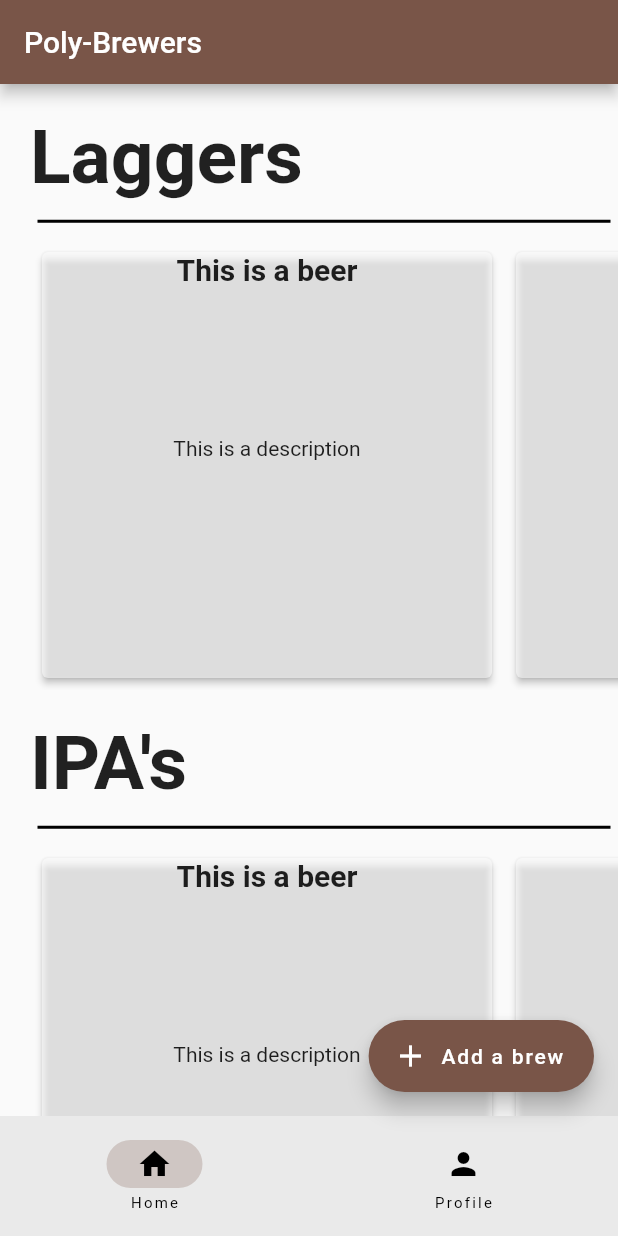
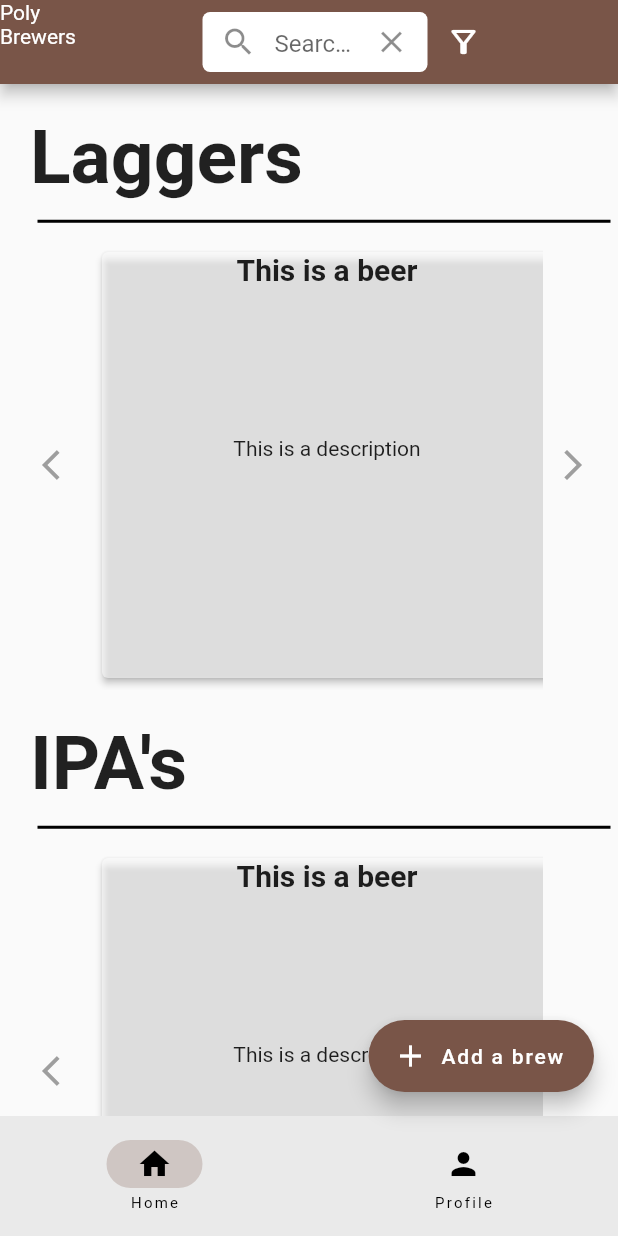
Before and after one commit to GregJans/poly_brewers, a Flutter app: the screen it shows after launch, on a phone screen of 412 x 824 dp. Run offline on Flutter 3.47's test engine with Material 2 defaults, Android fonts, the light colour scheme and no system bars; missing offline and left inert: dart:html.

Commit message:
Added search bar *no functioality yet * can clear the search bar * added filter button * slightly changed CategoryList widget

```diff
--- a/lib/category_list.dart
+++ b/lib/category_list.dart
@@ -1,3 +1,4 @@
+import 'dart:html';
 import 'dart:ui';
 
 import 'package:flutter/material.dart';
@@ -30,8 +31,26 @@ final String name;
               endIndent: 5,
           ),
 
+          Row(
+            children: [
+              InkWell(
+                onTap: () {
+                  //_animateToIndex(5);
+                  // here when i press this i want to make horizontal list of specific index to scroll
+                },
+                child: const SizedBox(
+                  height: 140,
+                  width: 40,
+                  child: Icon(
+                      Icons.arrow_back_ios,
+                      color: Colors.grey
+                  ),
+                ),
+              ),
+
               SizedBox(
                 height: 300,
+                width: MediaQuery.of(context).size.width - 110, //removing 110 to accomodate arrows
                 child: ScrollConfiguration(
                   behavior: MyCustomScrollBehavior(),
                   child: ListView.builder(
@@ -42,6 +61,23 @@ final String name;
                     }
                   ),
                 ),
+              ),
+
+              InkWell(
+                onTap: () {
+                  //_animateToIndex(5);
+                  // here when i press this i want to make horizontal list of specific index to scroll
+                },
+                child: const SizedBox(
+                  height: 140,
+                  width: 40,
+                  child: Icon(
+                      Icons.arrow_forward_ios,
+                      color: Colors.grey
+                  ),
+                ),
+              ),
+            ],
           ),
         ]
       ),
--- a/lib/home_page.dart
+++ b/lib/home_page.dart
@@ -15,10 +15,60 @@ class HomePageState extends State<HomePage> {
 
   @override
   Widget build(BuildContext context) {
+    //fieldText will store the data entered into search bar
+    final fieldText = TextEditingController();
+
     return Scaffold(
       appBar: AppBar(
-        title: const Text("Poly-Brewers"),
+        centerTitle: true,
+        leading: const Text("Poly Brewers"),
+        title: Center(
+          child: Row(
+            mainAxisAlignment: MainAxisAlignment.center,
+            mainAxisSize: MainAxisSize.min,
+            children: [
+              Container(
+                // may remove constraints later
+                // used so that search bar is adaptive to width but does not get small enough for icons to overlap
+                constraints: const BoxConstraints(
+                  minWidth: 150,
+                  maxWidth: 500
+                ),
+                width: MediaQuery.of(context).size.width - 700,
+                height: 40,
+                decoration: BoxDecoration(
+                    color: Colors.white, borderRadius: BorderRadius.circular(5)),
+                child: Center(
+                  child: TextField(
+                    controller: fieldText,
+                    decoration: InputDecoration(
+                      prefixIcon: const Icon(Icons.search),
+                      suffixIcon: IconButton(
+                        icon: const Icon(Icons.clear),
+                        onPressed: () {
+                          fieldText.clear();
+                        },
+                      ),
+                      hintText: 'Search...',
+                      border: InputBorder.none
+                    ),
+                  ),
+                ),
+              ),
+
+              // this will be the filter button
+              IconButton(
+                onPressed: () {
+                  //do stuff
+                },
+                icon: const Icon(Icons.filter_alt_outlined)
+              ),
+            ],
+          ),
+        ),
+
       ),
+
 
       floatingActionButton: FloatingActionButton.extended(
         label: const Text("Add a brew"),
--- a/lib/main.dart
+++ b/lib/main.dart
@@ -12,7 +12,7 @@ class MyApp extends StatelessWidget {
   @override
   Widget build(BuildContext context) {
     return MaterialApp(
-      title: 'Home',
+      title: 'Poly-Brewers',
       theme: ThemeData(
         primarySwatch: Colors.brown,
       ),
```
Lines whose indentation alone changed are shown as unchanged.
